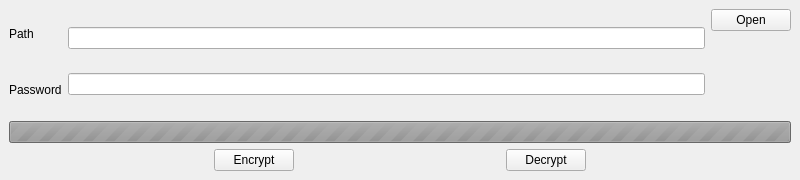
Above: mainwindow.ui from EncryptedFolder/desktop before the change. Below: the same form after it.
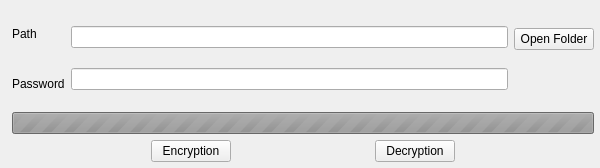
That is the form after the change.

What changed in the file:
```diff
--- a/mainwindow.ui
+++ b/mainwindow.ui
@@ -6,15 +6,33 @@
    <rect>
     <x>0</x>
     <y>0</y>
-    <width>800</width>
-    <height>180</height>
+    <width>600</width>
+    <height>168</height>
    </rect>
   </property>
+  <property name="sizePolicy">
+   <sizepolicy hsizetype="Preferred" vsizetype="Preferred">
+    <horstretch>0</horstretch>
+    <verstretch>0</verstretch>
+   </sizepolicy>
+  </property>
   <property name="windowTitle">
    <string>Encrypted Folder</string>
   </property>
   <widget class="QWidget" name="centralwidget">
    <layout class="QGridLayout" name="gridLayout">
+    <property name="leftMargin">
+     <number>12</number>
+    </property>
+    <property name="topMargin">
+     <number>12</number>
+    </property>
+    <property name="rightMargin">
+     <number>6</number>
+    </property>
+    <property name="bottomMargin">
+     <number>6</number>
+    </property>
     <item row="0" column="0">
      <layout class="QVBoxLayout" name="verticalLayout_5">
       <item>
@@ -53,10 +71,13 @@
         </item>
         <item>
          <layout class="QVBoxLayout" name="verticalLayout_3">
+          <property name="topMargin">
+           <number>16</number>
+          </property>
           <item>
            <widget class="QPushButton" name="btnOpen">
             <property name="text">
-             <string>Open</string>
+             <string>Open Folder</string>
             </property>
            </widget>
           </item>
@@ -68,7 +89,7 @@
             <property name="sizeHint" stdset="0">
              <size>
               <width>20</width>
-              <height>31</height>
+              <height>13</height>
              </size>
             </property>
            </spacer>
@@ -113,7 +134,7 @@
           <item>
            <widget class="QPushButton" name="btnEncrypt">
             <property name="text">
-             <string>Encrypt</string>
+             <string>Encryption</string>
             </property>
            </widget>
           </item>
@@ -133,7 +154,7 @@
           <item>
            <widget class="QPushButton" name="btnDecrypt">
             <property name="text">
-             <string>Decrypt</string>
+             <string>Decryption</string>
             </property>
            </widget>
           </item>
```
Left out of the diff: 2 changed lines with no effect on the pictures.
